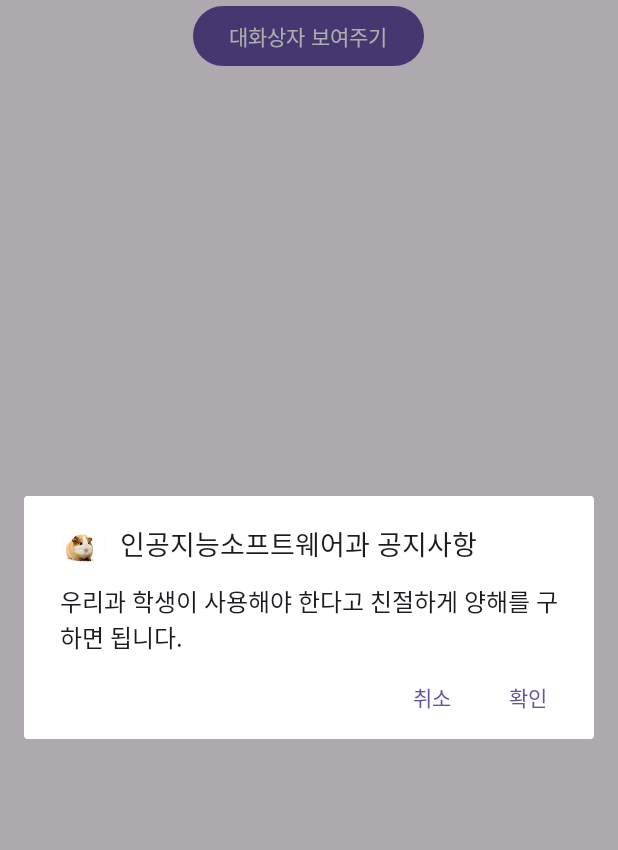
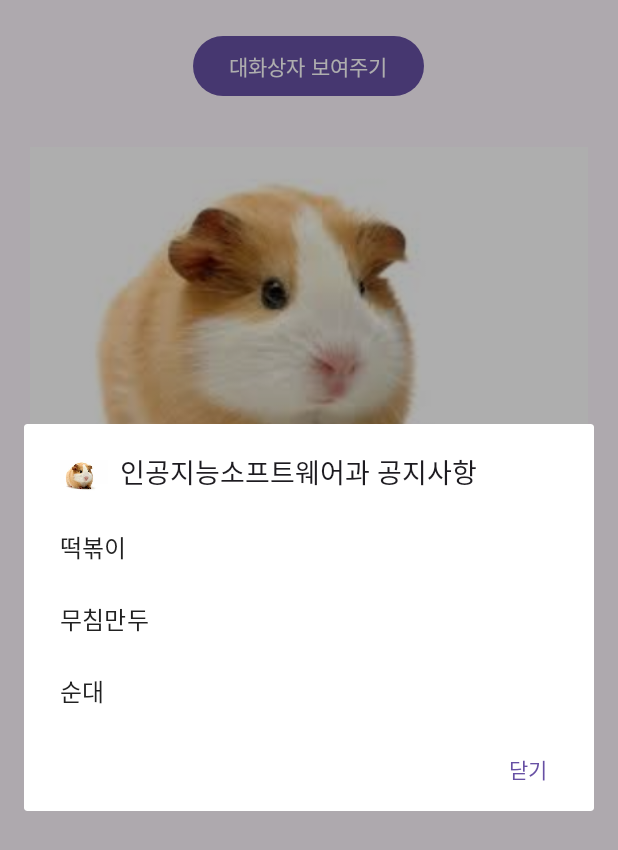
Before and after one commit to chakihwan/AlertDialogTest1, an Android app: the screen it shows after launch (MainActivity), after a tap on "대화상자 보여주기", on a phone screen of 412 x 824 dp. Shown: the top 850 px of the screen. Run offline under Robolectric (Android 15) with nearby library versions, the phone set to English and light mode, and no system bars.

Commit message:
대화상자 항목(item,image)표시

```diff
--- a/app/src/main/java/kr/ac/kopo/alertdialogtest1/MainActivity.java
+++ b/app/src/main/java/kr/ac/kopo/alertdialogtest1/MainActivity.java
@@ -4,6 +4,7 @@ import android.content.DialogInterface;
 import android.os.Bundle;
 import android.view.View;
 import android.widget.Button;
+import android.widget.ImageView;
 import android.widget.Toast;
 
 import androidx.activity.EdgeToEdge;
@@ -27,20 +28,41 @@ public class MainActivity extends AppCompatActivity {
         });
 
         Button btn1 = findViewById(R.id.btn1);
+        ImageView imgFood = findViewById(R.id.imgFood);
         btn1.setOnClickListener(new View.OnClickListener() {
             @Override
             public void onClick(View v) {
+                final String[] foodItems = {"떡볶이", "무침만두", "순대"};
+                final int[] imgRes = {R.drawable.ddok,R.drawable.muchimmandu,R.drawable.sundae};
                 AlertDialog.Builder dlg = new AlertDialog.Builder(MainActivity.this);
                 dlg.setTitle("인공지능소프트웨어과 공지사항");
-                dlg.setMessage("우리과 학생이 사용해야 한다고 친절하게 양해를 구하면 됩니다.");
-                dlg.setIcon(R.drawable.guineapig);
-                dlg.setPositiveButton("확인", null);
-                dlg.setNegativeButton("취소", new DialogInterface.OnClickListener() {
+                dlg.setItems(foodItems, new DialogInterface.OnClickListener() {
                     @Override
                     public void onClick(DialogInterface dialog, int which) {
-                        Toast.makeText(MainActivity.this, "취소버튼이 선택되었습니다.", Toast.LENGTH_SHORT).show();
+                        btn1.setText(foodItems[which]);
+                        imgFood.setImageResource(imgRes[which]);
+//                        switch (which){
+//                            case 0:
+//                                imgFood.setImageResource(R.drawable.ddok);
+//                                break;
+//                            case 1:
+//                                imgFood.setImageResource(R.drawable.muchimmandu);
+//                                break;
+//                            case 2:
+//                                imgFood.setImageResource(R.drawable.sundae);
+//                                break;
+//                        }
                     }
                 });
+//                dlg.setMessage("우리과 학생이 사용해야 한다고 친절하게 양해를 구하면 됩니다.");
+                dlg.setIcon(R.drawable.guineapig);
+                dlg.setPositiveButton("닫기", null);
+//                dlg.setNegativeButton("취소", new DialogInterface.OnClickListener() {
+//                    @Override
+//                    public void onClick(DialogInterface dialog, int which) {
+//                        Toast.makeText(MainActivity.this, "취소버튼이 선택되었습니다.", Toast.LENGTH_SHORT).show();
+//                    }
+//                });
                 dlg.show();
             }
         });
--- a/app/src/main/res/layout/activity_main.xml
+++ b/app/src/main/res/layout/activity_main.xml
@@ -6,6 +6,7 @@
     android:layout_width="match_parent"
     android:layout_height="match_parent"
     android:orientation="vertical"
+    android:layout_margin="20dp"
     tools:context=".MainActivity">
 
     <Button
@@ -15,5 +16,13 @@
         android:text="대화상자 보여주기"
         android:layout_gravity="center_horizontal"
         />
+    <ImageView
+        android:layout_marginTop="30dp"
+        android:id="@+id/imgFood"
+        android:layout_width="match_parent"
+        android:layout_height="wrap_content"
+        android:src="@drawable/guineapig"
+        android:adjustViewBounds="true"
+        />
 
 </LinearLayout>
```
Also changed, not shown: app/src/main/res/drawable/ddok.jpg (added), app/src/main/res/drawable/muchimmandu.jpg (added), app/src/main/res/drawable/sundae.jpg (added).
